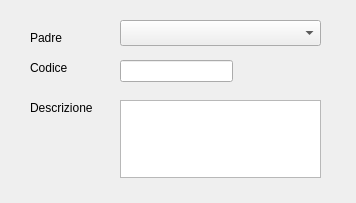
Above: src/com/axiastudio/suite/pratiche/forms/tipopratica.ui from tizianolattisi/suitegda before the change. Below: the same form after it.
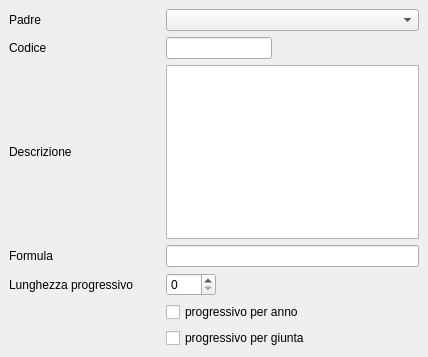
That is the form after the change. Custom widgets are drawn as their Qt base class.

Commit message: Aggiustamento entità TipoPratica e sua ui.

The edit to the form file:
```diff
--- a/src/com/axiastudio/suite/pratiche/forms/tipopratica.ui
+++ b/src/com/axiastudio/suite/pratiche/forms/tipopratica.ui
@@ -6,8 +6,8 @@
    <rect>
     <x>0</x>
     <y>0</y>
-    <width>356</width>
-    <height>203</height>
+    <width>428</width>
+    <height>357</height>
    </rect>
   </property>
   <property name="windowTitle">
@@ -17,87 +17,156 @@
    <string>codice,descrizione</string>
   </property>
   <widget class="QWidget" name="centralwidget">
-   <widget class="QLineEdit" name="lineEdit">
-    <property name="geometry">
-     <rect>
-      <x>120</x>
-      <y>60</y>
-      <width>113</width>
-      <height>22</height>
-     </rect>
-    </property>
-    <property name="column" stdset="0">
-     <string>codice</string>
-    </property>
-    <property name="search" stdset="0">
-     <bool>true</bool>
-    </property>
-   </widget>
-   <widget class="QTextEdit" name="textEdit">
-    <property name="geometry">
-     <rect>
-      <x>120</x>
-      <y>100</y>
-      <width>201</width>
-      <height>78</height>
-     </rect>
-    </property>
-    <property name="column" stdset="0">
-     <string>descrizione</string>
-    </property>
-   </widget>
-   <widget class="QLabel" name="label">
-    <property name="geometry">
-     <rect>
-      <x>30</x>
-      <y>60</y>
-      <width>62</width>
-      <height>16</height>
-     </rect>
-    </property>
-    <property name="text">
-     <string>Codice</string>
-    </property>
-   </widget>
-   <widget class="QLabel" name="label_2">
-    <property name="geometry">
-     <rect>
-      <x>30</x>
-      <y>100</y>
-      <width>81</width>
-      <height>16</height>
-     </rect>
-    </property>
-    <property name="text">
-     <string>Descrizione</string>
-    </property>
-   </widget>
-   <widget class="com.axiastudio.pypapi.ui.widgets.PyPaPiComboBox" name="comboBox">
-    <property name="geometry">
-     <rect>
-      <x>120</x>
-      <y>20</y>
-      <width>201</width>
-      <height>26</height>
-     </rect>
-    </property>
-    <property name="column" stdset="0">
-     <string>tipopadre</string>
-    </property>
-   </widget>
-   <widget class="QLabel" name="label_3">
-    <property name="geometry">
-     <rect>
-      <x>30</x>
-      <y>30</y>
-      <width>62</width>
-      <height>16</height>
-     </rect>
-    </property>
-    <property name="text">
-     <string>Padre</string>
-    </property>
-   </widget>
+   <layout class="QGridLayout" name="gridLayout">
+    <item row="0" column="0">
+     <widget class="QLabel" name="label_3">
+      <property name="text">
+       <string>Padre</string>
+      </property>
+     </widget>
+    </item>
+    <item row="0" column="1" colspan="3">
+     <widget class="com.axiastudio.pypapi.ui.widgets.PyPaPiComboBox" name="comboBox">
+      <property name="column" stdset="0">
+       <string>tipopadre</string>
+      </property>
+     </widget>
+    </item>
+    <item row="1" column="0">
+     <widget class="QLabel" name="label">
+      <property name="text">
+       <string>Codice</string>
+      </property>
+     </widget>
+    </item>
+    <item row="1" column="1" colspan="2">
+     <widget class="QLineEdit" name="lineEdit">
+      <property name="column" stdset="0">
+       <string>codice</string>
+      </property>
+      <property name="search" stdset="0">
+       <bool>true</bool>
+      </property>
+     </widget>
+    </item>
+    <item row="1" column="3">
+     <spacer name="horizontalSpacer">
+      <property name="orientation">
+       <enum>Qt::Horizontal</enum>
+      </property>
+      <property name="sizeHint" stdset="0">
+       <size>
+        <width>93</width>
+        <height>20</height>
+       </size>
+      </property>
+     </spacer>
+    </item>
+    <item row="2" column="0">
+     <widget class="QLabel" name="label_2">
+      <property name="text">
+       <string>Descrizione</string>
+      </property>
+     </widget>
+    </item>
+    <item row="2" column="1" colspan="3">
+     <widget class="QTextEdit" name="textEdit">
+      <property name="column" stdset="0">
+       <string>descrizione</string>
+      </property>
+     </widget>
+    </item>
+    <item row="3" column="0">
+     <widget class="QLabel" name="label_4">
+      <property name="text">
+       <string>Formula</string>
+      </property>
+     </widget>
+    </item>
+    <item row="3" column="1" colspan="3">
+     <widget class="QLineEdit" name="lineEdit_2">
+      <property name="column" stdset="0">
+       <string>formulacodifica</string>
+      </property>
+      <property name="search" stdset="0">
+       <bool>true</bool>
+      </property>
+     </widget>
+    </item>
+    <item row="4" column="0">
+     <widget class="QLabel" name="label_5">
+      <property name="text">
+       <string>Lunghezza progressivo</string>
+      </property>
+     </widget>
+    </item>
+    <item row="4" column="1">
+     <widget class="QSpinBox" name="spinBox">
+      <property name="column" stdset="0">
+       <string>lunghezzaprogressivo</string>
+      </property>
+     </widget>
+    </item>
+    <item row="4" column="2" colspan="2">
+     <spacer name="horizontalSpacer_2">
+      <property name="orientation">
+       <enum>Qt::Horizontal</enum>
+      </property>
+      <property name="sizeHint" stdset="0">
+       <size>
+        <width>164</width>
+        <height>20</height>
+       </size>
+      </property>
+     </spacer>
+    </item>
+    <item row="5" column="0">
+     <spacer name="horizontalSpacer_3">
+      <property name="orientation">
+       <enum>Qt::Horizontal</enum>
+      </property>
+      <property name="sizeHint" stdset="0">
+       <size>
+        <width>152</width>
+        <height>20</height>
+       </size>
+      </property>
+     </spacer>
+    </item>
+    <item row="5" column="1" colspan="3">
+     <widget class="QCheckBox" name="checkBox">
+      <property name="text">
+       <string>progressivo per anno</string>
+      </property>
+      <property name="column" stdset="0">
+       <string>progressivoanno</string>
+      </property>
+     </widget>
+    </item>
+    <item row="6" column="0">
+     <spacer name="horizontalSpacer_4">
+      <property name="orientation">
+       <enum>Qt::Horizontal</enum>
+      </property>
+      <property name="sizeHint" stdset="0">
+       <size>
+        <width>152</width>
+        <height>20</height>
+       </size>
+      </property>
+     </spacer>
+    </item>
+    <item row="6" column="1" colspan="3">
+     <widget class="QCheckBox" name="checkBox_2">
+      <property name="text">
+       <string>progressivo per giunta</string>
+      </property>
+      <property name="column" stdset="0">
+       <string>progressivogiunta</string>
+      </property>
+     </widget>
+    </item>
+   </layout>
   </widget>
  </widget>
  <customwidgets>
```
Left out of the diff: 2 changed lines with no effect on the pictures. The commit also changes 1 other file.
